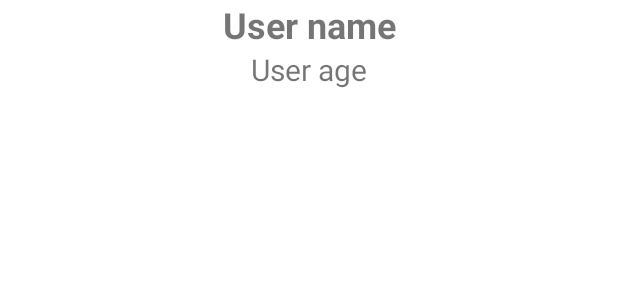
After one commit to realityexpander/Vinder, an Android app: the layout activity_user_info.xml on its own in the app's theme, with its tools: preview values and no code run, on a phone screen of 412 x 824 dp. The commit adds this screen. Shown: the top 300 px of the screen. Run offline under Robolectric (Android 15) with nearby library versions, the phone set to English and light mode, and no system bars.

Commit message:
Add UserInfo screen

```diff
--- a/app/src/main/AndroidManifest.xml
+++ b/app/src/main/AndroidManifest.xml
@@ -9,6 +9,9 @@
             android:roundIcon="@mipmap/ic_launcher_round"
             android:supportsRtl="true"
             android:theme="@style/Theme.Vinder.NoActionBar">
+        <activity
+                android:name=".activities.UserInfoActivity"
+                android:exported="false" />
         <!-- <activity android:name=".activities.ChatActivity"> -->
         <!-- </activity> -->
         <!-- <activity android:name=".activities.UserInfoActivity"> -->
@@ -23,8 +26,8 @@
                 android:windowSoftInputMode="adjustResize" />
         <activity
                 android:name=".activities.VinderActivity"
+                android:exported="false"
                 android:screenOrientation="portrait"
-                android:exported="false"
                 android:windowSoftInputMode="adjustResize" />
         <activity
                 android:name=".activities.StartupActivity"
@@ -33,6 +36,7 @@
                 android:windowSoftInputMode="adjustResize">
             <intent-filter>
                 <action android:name="android.intent.action.MAIN" />
+
                 <category android:name="android.intent.category.LAUNCHER" />
             </intent-filter>
         </activity>
--- a/app/src/main/java/com/realityexpander/vinder/adapters/CardsAdapter.kt
+++ b/app/src/main/java/com/realityexpander/vinder/adapters/CardsAdapter.kt
@@ -9,6 +9,7 @@ import android.widget.ImageView
 import android.widget.LinearLayout
 import android.widget.TextView
 import com.realityexpander.vinder.R
+import com.realityexpander.vinder.activities.UserInfoActivity
 import com.realityexpander.vinder.models.User
 import com.realityexpander.vinder.utils.isNotNullAndNotEmpty
 import com.realityexpander.vinder.utils.loadUrl
@@ -31,7 +32,7 @@ class CardsAdapter(context: Context?, resourceId: Int, users: List<User>):
         profileImageIv.loadUrl(user?.profileImageUrl)
 
         userInfoLayout.setOnClickListener {
-//            finalView.context.startActivity(UserInfoActivity.newIntent(finalView.context, user.uid))
+            finalView.context.startActivity(UserInfoActivity.newIntent(finalView.context, user!!.uid))
         }
 
         return finalView
--- a/app/src/main/java/com/realityexpander/vinder/utils/Constants.kt
+++ b/app/src/main/java/com/realityexpander/vinder/utils/Constants.kt
@@ -22,4 +22,4 @@ val DATA_CHAT_MESSAGES = "Messages"
 
 
 // ------- IMAGE STORAGE --------
-const val DATA_IMAGE_STORAGE_PROFILE_IMAGES="profileImage"
+const val DATA_IMAGE_STORAGE_PROFILE_IMAGES = "profileImage"
--- /dev/null
+++ b/app/src/main/res/layout/activity_user_info.xml
@@ -0,0 +1,43 @@
+<?xml version="1.0" encoding="utf-8"?>
+<layout xmlns:android="http://schemas.android.com/apk/res/android"
+        xmlns:app="http://schemas.android.com/apk/res-auto"
+        xmlns:tools="http://schemas.android.com/tools">
+
+    <androidx.constraintlayout.widget.ConstraintLayout
+            android:layout_width="match_parent"
+            android:layout_height="match_parent"
+            tools:context=".activities.UserInfoActivity">
+
+        <ImageView
+                android:id="@+id/userInfoProfileIV"
+                android:layout_width="match_parent"
+                android:layout_height="wrap_content"
+                android:maxHeight="500dp"
+                android:scaleType="fitCenter"
+                app:layout_constraintTop_toTopOf="parent"/>
+
+        <TextView
+                android:id="@+id/userInfoName"
+                android:layout_width="wrap_content"
+                android:layout_height="wrap_content"
+                android:gravity="center"
+                android:textSize="24dp"
+                android:textStyle="bold"
+                android:text="User name"
+                app:layout_constraintEnd_toEndOf="parent"
+                app:layout_constraintStart_toStartOf="parent"
+                app:layout_constraintTop_toBottomOf="@id/userInfoProfileIV"/>
+
+        <TextView
+                android:id="@+id/userInfoAge"
+                android:layout_width="wrap_content"
+                android:layout_height="wrap_content"
+                android:gravity="center"
+                android:textSize="20dp"
+                android:text="User age"
+                app:layout_constraintEnd_toEndOf="parent"
+                app:layout_constraintStart_toStartOf="parent"
+                app:layout_constraintTop_toBottomOf="@id/userInfoName"/>
+
+    </androidx.constraintlayout.widget.ConstraintLayout>
+</layout>
```
Also changed, not shown: app/src/main/java/com/realityexpander/vinder/activities/UserInfoActivity.kt (added, +56 -0 lines).
